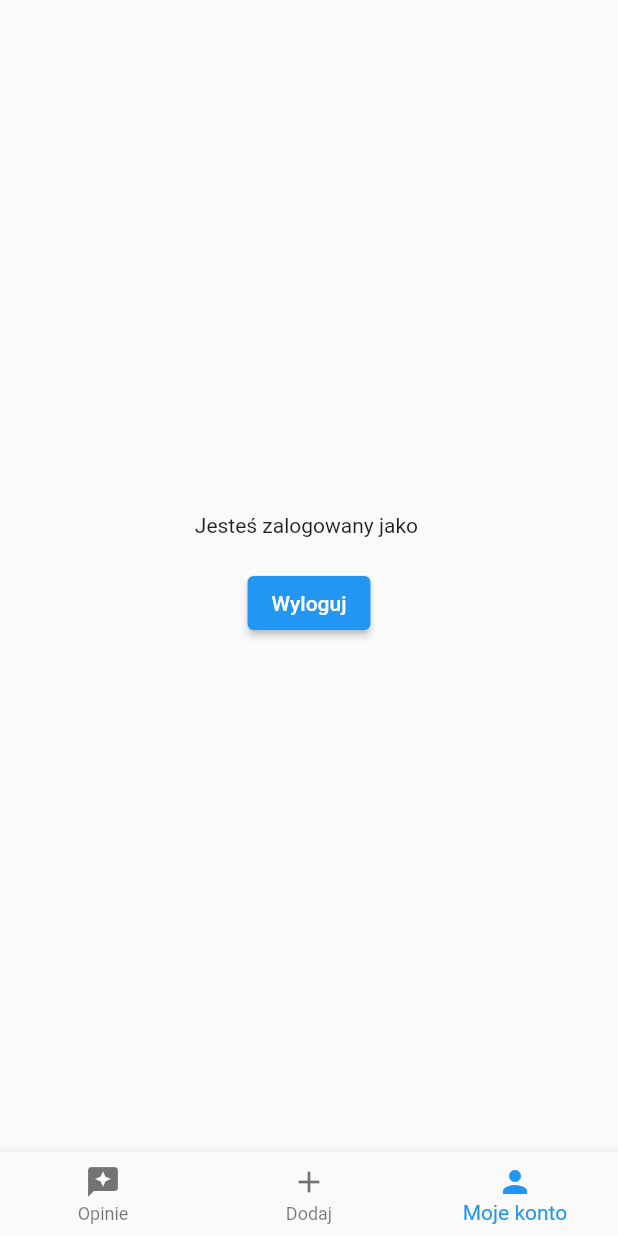
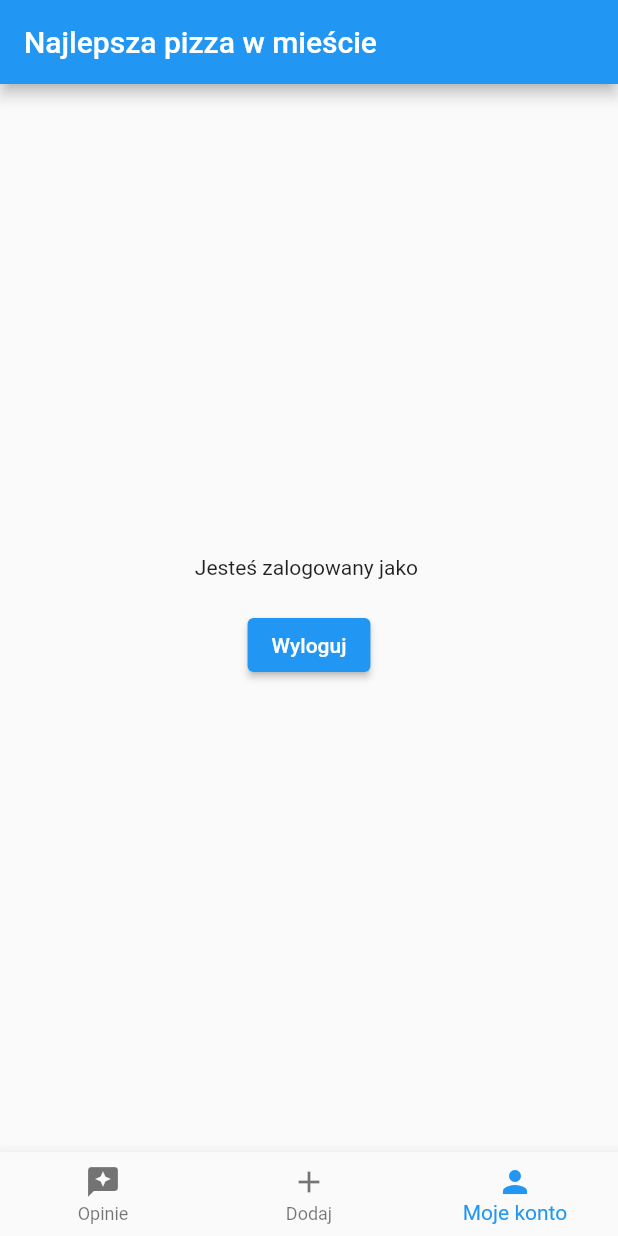
Before and after one commit to patrykstraczek/bestproduct, a Flutter app: the screen it shows once a user with an empty profile is signed in, item 3 of the bottom bar chosen, on a phone screen of 412 x 824 dp. Run offline on Flutter 3.47's test engine with Material 2 defaults, Android fonts, the phone set to English and light mode, and no system bars; our stand-ins replace cloud_firestore, firebase_auth, firebase_core; accounts and stored records are empty.

```diff
--- a/lib/app/home/home_page.dart
+++ b/lib/app/home/home_page.dart
@@ -1,3 +1,7 @@
+import 'package:bestproduct/app/home/add_opinion/add_opinion_page.dart';
+import 'package:bestproduct/app/home/my_account/my_account_page.dart';
+import 'package:bestproduct/app/home/restaurants/restaurants_page_content.dart';
+import 'package:cloud_firestore/cloud_firestore.dart';
 import 'package:firebase_auth/firebase_auth.dart';
 import 'package:flutter/material.dart';
 
@@ -19,34 +23,17 @@ class _HomePageState extends State<HomePage> {
   @override
   Widget build(BuildContext context) {
     return Scaffold(
+      appBar: AppBar(
+        title: const Text('Najlepsza pizza w mieście'),
+      ),
       body: Builder(builder: (context) {
         if (currentIndex == 0) {
-          return const Center(
-            child: Text('Jeden'),
-          );
+          return const RestaurantPageContent();
         }
         if (currentIndex == 1) {
-          return const Center(
-            child: Text('Dwa'),
-          );
+          return const AddOpinionPage();
         }
-        return Center(
-          child: Column(
-            mainAxisAlignment: MainAxisAlignment.center,
-            children: [
-              Text('Jesteś zalogowany jako ${widget.user.email}'),
-              const SizedBox(
-                height: 20,
-              ),
-              ElevatedButton(
-                onPressed: () {
-                  FirebaseAuth.instance.signOut();
-                },
-                child: const Text('Wyloguj'),
-              ),
-            ],
-          ),
-        );
+        return MyAccountPage(email: widget.user.email);
       }),
       bottomNavigationBar: BottomNavigationBar(
         currentIndex: currentIndex,
--- /dev/null
+++ b/lib/app/home/my_account/my_account_page.dart
@@ -0,0 +1,32 @@
+import 'package:firebase_auth/firebase_auth.dart';
+import 'package:flutter/material.dart';
+
+class MyAccountPage extends StatelessWidget {
+  const MyAccountPage({
+    Key? key,
+    required this.email,
+  }) : super(key: key);
+
+  final String? email;
+
+  @override
+  Widget build(BuildContext context) {
+    return Center(
+      child: Column(
+        mainAxisAlignment: MainAxisAlignment.center,
+        children: [
+          Text('Jesteś zalogowany jako $email'),
+          const SizedBox(
+            height: 20,
+          ),
+          ElevatedButton(
+            onPressed: () {
+              FirebaseAuth.instance.signOut();
+            },
+            child: const Text('Wyloguj'),
+          ),
+        ],
+      ),
+    );
+  }
+}
--- a/pubspec.yaml
+++ b/pubspec.yaml
@@ -36,6 +36,7 @@ dependencies:
   cupertino_icons: ^1.0.2
   firebase_core: ^1.16.0
   firebase_auth: ^3.3.18
+  cloud_firestore: ^3.1.15
 
 dev_dependencies:
   flutter_test:
```
Also changed, not shown: pubspec.lock.
